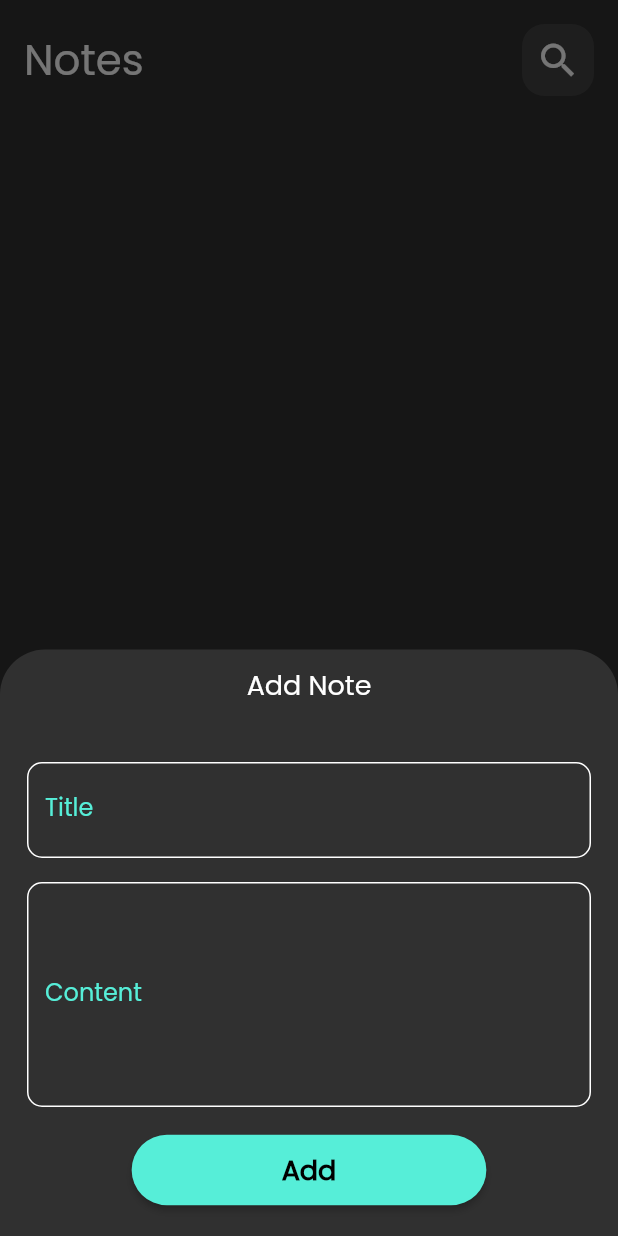
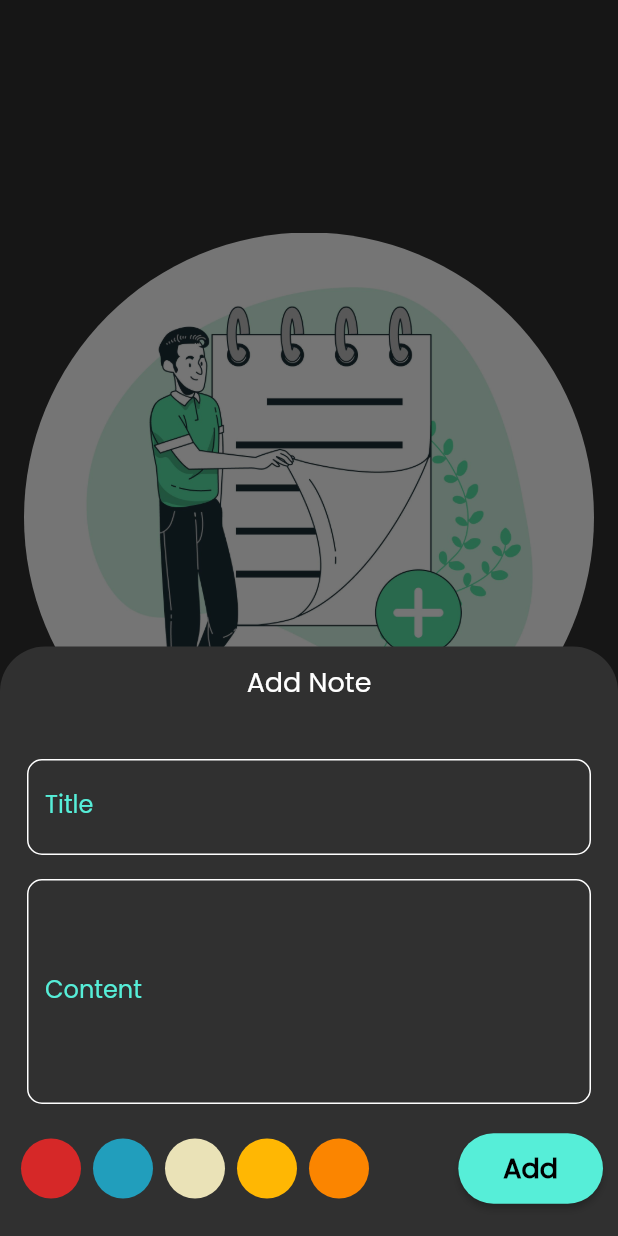
Before and after one commit to MuhammadAlaa7/notes_app, a Flutter app: the screen it shows after launch, after a tap on the "add" icon, on a phone screen of 412 x 824 dp. Run offline on Flutter 3.47's test engine with Material 2 defaults, Android fonts, the phone set to English and light mode, and no system bars; our stand-ins replace flutter_bloc, font_awesome_flutter, hive, hive_flutter; accounts and stored records are empty.

Commit message:
Your commit message

```diff
--- a/lib/cubits/add_note_cubit/add_note_cubit.dart
+++ b/lib/cubits/add_note_cubit/add_note_cubit.dart
@@ -7,11 +7,11 @@ import 'add_note_states.dart';
 class AddNoteCubit extends Cubit<AddNoteStates> {
   AddNoteCubit() : super(AddNoteInitialState());
 
-  addNote(Note note) async {
+  addNote(NoteModel note) async {
     emit(AddNoteLoadingState());
-    await  Future.delayed(const Duration(seconds: 1));   // you MUST AWAIT  for it
+
     try {
-      var notesBox = Hive.box<Note>('notes');
+      var notesBox = Hive.box<NoteModel>('notes');
       await notesBox.add(note);
       emit(AddNoteSuccessState()); //
     } catch (error) {
--- a/lib/cubits/notes_cubit/notes_cubit.dart
+++ b/lib/cubits/notes_cubit/notes_cubit.dart
@@ -1,25 +1,25 @@
-import 'dart:developer';
-
 import 'package:flutter_bloc/flutter_bloc.dart';
 import 'package:hive_flutter/adapters.dart';
-
 import '../../model/note.dart';
 import 'notes_states.dart';
 
 class GetNotesCubit extends Cubit<GetNotesStates> {
+  //
+
   GetNotesCubit() : super(GetNotesInitialState());
 
-List<Note>? notes ;
+  List<NoteModel>? notes;
 
   void getAllNotes() {
-    var notesBox = Hive.box<Note>('notes');
+    //
 
-     notes = notesBox.values.toList();
+    var notesBox = Hive.box<NoteModel>('notes');
 
-     emit(GetNoteSuccessfully());
-  //   log('the note has been added');
-     print('the note has been added============================================================****');
+    notes = notesBox.values.toList();
 
+    emit(GetNoteSuccessfully());
+
+    //
   }
 }
 
--- a/lib/cubits/notes_cubit/notes_states.dart
+++ b/lib/cubits/notes_cubit/notes_states.dart
@@ -6,7 +6,7 @@ class GetNotesInitialState extends GetNotesStates {}
 class GetNoteSuccessfully extends GetNotesStates {}
 class GetNotesSuccessState extends GetNotesStates {
 
-final  List<Note> notes ;
+final  List<NoteModel> notes ;
 
   GetNotesSuccessState({required this.notes});
 
--- a/lib/main.dart
+++ b/lib/main.dart
@@ -14,7 +14,7 @@ void main() async {
   // here I register the type of object i will store by its adapter
   Bloc.observer = MyBlocObserver();
   Hive.registerAdapter(NoteAdapter());
-  await Hive.openBox<Note>('notes'); // here we open a box into database hive
+  await Hive.openBox<NoteModel>('notes'); // here we open a box into database hive
   runApp(const NotesApp());
 }
 
--- a/lib/model/note.dart
+++ b/lib/model/note.dart
@@ -4,17 +4,17 @@ import 'package:hive/hive.dart';
  part 'note.g.dart';
 
 @HiveType(typeId: 0)
-class Note extends HiveObject {
+class NoteModel extends HiveObject {
   @HiveField(0)
    String? title;
   @HiveField(1)
    String? subTitle;
   @HiveField(2)
-  final int color;
+   int? color;
   @HiveField(3)
   final String date;
 
-  Note({
+  NoteModel({
     required this.title,
     required this.subTitle,
     required this.color,
--- a/lib/view/edit_note_view.dart
+++ b/lib/view/edit_note_view.dart
@@ -2,6 +2,7 @@ import 'package:flutter/material.dart';
 import 'package:flutter_bloc/flutter_bloc.dart';
 import 'package:notes_app/cubits/notes_cubit/notes_cubit.dart';
 import 'package:notes_app/model/note.dart';
+import 'package:notes_app/widgets/colors_palette.dart';
 import 'package:notes_app/widgets/custom_app_bar.dart';
 import 'package:notes_app/widgets/input_field.dart';
 
@@ -11,7 +12,7 @@ class EditNoteView extends StatefulWidget {
     required this.note,
   });
 
-  final Note note;
+  final NoteModel note;
 
   @override
   State<EditNoteView> createState() => _EditNoteViewState();
@@ -21,6 +22,18 @@ class _EditNoteViewState extends State<EditNoteView> {
   // this is for temporary storing until it is finally stored in the note itself
   String? title;
   String? subTitle;
+  int? selectedColor;
+
+  dynamic receiveSelectedColor({Color? color}) {
+    // this function neeeds to be triggered when the color item tapped
+
+    setState(() {
+      // here i need the int value from the color not the color itself
+      selectedColor = color!.value;
+    });
+
+    return selectedColor;
+  }
 
   @override
   Widget build(BuildContext context) {
@@ -36,6 +49,7 @@ class _EditNoteViewState extends State<EditNoteView> {
                   // BEFORE YOU SAVE ==>  store the title you got into the title in the note and subtitle as well
                   widget.note.title = title ?? widget.note.title;
                   widget.note.subTitle = subTitle ?? widget.note.subTitle;
+                  widget.note.color = selectedColor ?? widget.note.color;
                   // if it's null , put the last value it got
 
                   widget.note.save();
@@ -63,6 +77,7 @@ class _EditNoteViewState extends State<EditNoteView> {
                   subTitle = value;
                 },
               ),
+              ColorsListView(receivedSelectedColor: receiveSelectedColor),
             ],
           ),
         ),
--- a/lib/view/home_view.dart
+++ b/lib/view/home_view.dart
@@ -1,4 +1,8 @@
 import 'package:flutter/material.dart';
+import 'package:flutter_bloc/flutter_bloc.dart';
+import 'package:notes_app/cubits/notes_cubit/notes_cubit.dart';
+import 'package:notes_app/cubits/notes_cubit/notes_states.dart';
+import 'package:notes_app/widgets/no_notes.dart';
 import '../widgets/bottom_sheet.dart';
 import '../widgets/custom_app_bar.dart';
 import '../widgets/notes_list_view.dart';
@@ -9,14 +13,20 @@ class HomeView extends StatelessWidget {
   @override
   Widget build(BuildContext context) {
     return SafeArea(
-      child: Scaffold(
-        body:  Padding(
+      child: BlocBuilder<GetNotesCubit, GetNotesStates>(
+        // the screen must be wraped with the bloc builder to listen to the updates and rebuild it
+
+        builder: (context, state) {
+          return Scaffold(
+            body: Padding(
               padding: const EdgeInsets.all(16.0),
-          child: Column(
+              child: BlocProvider.of<GetNotesCubit>(context).notes!.isEmpty
+                  ? const NoNotes()
+                  : Column(
                       children: [
                         CustomAppBar(
                           iconData: Icons.search,
-                onPressed: (){} ,
+                          onPressed: () {},
                         ),
                         const Expanded(
                           child: NoteItemsListView(),
@@ -44,6 +54,8 @@ class HomeView extends StatelessWidget {
                 Icons.add,
               ),
             ),
+          );
+        },
       ),
     );
   }
--- a/lib/widgets/add_note_button.dart
+++ b/lib/widgets/add_note_button.dart
@@ -14,15 +14,19 @@ class AddNoteButton extends StatelessWidget {
     return ElevatedButton(
       onPressed: onPressed,
       style: ElevatedButton.styleFrom(
-        padding: const EdgeInsets.symmetric(horizontal: 100, vertical: 10),
+        padding: const EdgeInsets.symmetric(horizontal: 30, vertical: 10),
         backgroundColor: kPrimaryColor,
         shape: RoundedRectangleBorder(
           borderRadius: BorderRadius.circular(30),
         ),
       ),
-      child: isLoading ?  const CircularProgressIndicator(
-        color: Colors.black,
+      child: isLoading ? const SizedBox(
+        height: 10,
+        width: 10,
+        child:  CircularProgressIndicator(
+          color: Colors.black,
 
+        ),
       ) : const  Text(
         'Add',
         style: TextStyle(
--- a/lib/widgets/bottom_sheet.dart
+++ b/lib/widgets/bottom_sheet.dart
@@ -1,6 +1,5 @@
 import 'package:flutter/material.dart';
 import 'package:flutter_bloc/flutter_bloc.dart';
-import 'package:modal_progress_hud_nsn/modal_progress_hud_nsn.dart';
 import 'package:notes_app/cubits/add_note_cubit/add_note_cubit.dart';
 import 'package:notes_app/cubits/add_note_cubit/add_note_states.dart';
 import 'package:notes_app/cubits/notes_cubit/notes_cubit.dart';
--- a/lib/widgets/bottom_sheet_content.dart
+++ b/lib/widgets/bottom_sheet_content.dart
@@ -1,12 +1,10 @@
-import 'dart:io';
-
 import 'package:flutter/material.dart';
 import 'package:flutter_bloc/flutter_bloc.dart';
 import 'package:intl/intl.dart';
 import 'package:notes_app/cubits/add_note_cubit/add_note_cubit.dart';
 import 'package:notes_app/cubits/add_note_cubit/add_note_states.dart';
-import 'package:notes_app/cubits/notes_cubit/notes_cubit.dart';
 import 'package:notes_app/model/note.dart';
+import 'package:notes_app/widgets/colors_palette.dart';
 import 'add_note_button.dart';
 import 'input_field.dart';
 
@@ -21,6 +19,23 @@ class _BottomSheetContentState extends State<BottomSheetContent> {
   String? title;
 
   String? subTitle;
+// This is the default color if no color item was selected
+  Color selectedColorFromColorItem = const  Color(0xfffb8500);
+
+// There must be an even or action to receive the selected color from color item
+//  دا المندوب الللي هيروح يجيب اللون المختار
+
+Color? receiveSelectedColor({Color? color}) {
+  // this function neeeds to be triggered when the color item tapped
+
+   setState(() {
+    selectedColorFromColorItem = color!;
+  });
+
+  return selectedColorFromColorItem;
+}
+
+
 
   final GlobalKey<FormState> formKey = GlobalKey<FormState>();
   AutovalidateMode autovalidateMode = AutovalidateMode.disabled;
@@ -60,31 +75,39 @@ class _BottomSheetContentState extends State<BottomSheetContent> {
               const SizedBox(height: 10),
               BlocBuilder<AddNoteCubit, AddNoteStates>(
                 builder: (context, state) {
-                return AddNoteButton(
-                 isLoading: state is AddNoteLoadingState ? true  : false ,
+                  return Row(
+                    mainAxisAlignment: MainAxisAlignment.spaceBetween,
+                    children: [
+//
+                          // ههنا المندوب بيروح للمكان اللي فيه اللون عشان يجيبه
+                 ColorsListView( receivedSelectedColor:  receiveSelectedColor ),
+//
+                      AddNoteButton(
+                        isLoading: state is AddNoteLoadingState ? true : false,
                         onPressed: () {
                           if (formKey.currentState!.validate()) {
                             formKey.currentState!.save();
 
-                      var note = Note(
+                            var note = NoteModel(
                               title: title!,
                               subTitle: subTitle!,
-                        color: Colors.orange.value,
+                              color: selectedColorFromColorItem.value,
                               date: DateFormat.yMMMMd().format(DateTime.now()),
                             );
 
-                      BlocProvider.of<AddNoteCubit>(context).addNote(note);
-                      FocusScope.of(context).unfocus(); // dismiss the keyboard
-
-
+                            BlocProvider.of<AddNoteCubit>(context)
+                                .addNote(note);
+                            FocusScope.of(context)
+                                .unfocus(); // dismiss the keyboard
                           } else {
                             autovalidateMode = AutovalidateMode.always;
                           setState(() {});
                           }
                         },
+                      ),
+                    ],
                   );
                 },
-
               ),
               const SizedBox(height: 20),
             ],
--- /dev/null
+++ b/lib/widgets/colors_palette.dart
@@ -0,0 +1,98 @@
+import 'package:flutter/material.dart';
+
+/*
+       //              ----  STEPS NEEDED TO SEND THE SELECTED COLOR ----
+              [1] - MAKE THE STEPS REVERSE STEPS  --> FROM END TO START   <--
+
+           * 1. the note in the addNoteButton needs a color to be passed to its color property
+           * 2. declare a color store the color comes and give it to the note color property
+           * 3. there must be an even or an action [ function ] to put the color comes into that color variable
+           * 4. the function needs go to the place where the color i need is there , so i need to pass it to Colors list view class
+           * 5. the function goes there and is triggered when the color item is tapped it takes the selected color
+           *
+           *                                         *********************
+           *                                       اللي محتاج حاجه يروح يجيبها
+           *                                         *********************
+*/
+
+class ColorsListView extends StatefulWidget {
+  const ColorsListView({
+    super.key,
+    required this.receivedSelectedColor,
+  });
+
+  @override
+  State<ColorsListView> createState() => _ColorsListViewState();
+  // here i need a function to take the color from this function , here the link between the two functions occure
+  final dynamic Function({Color? color}) receivedSelectedColor;
+}
+
+class _ColorsListViewState extends State<ColorsListView> {
+  final colorsList = const [
+    Color(0xffd62828),
+    Color(0xff219ebc),
+    Color(0xffeae2b7),
+    Color(0xffffb703),
+    Color(0xfffb8500),
+  ];
+
+  //\/ this is initial ... not selected
+  int currentIndex = -1;
+
+  @override
+  Widget build(BuildContext context) {
+    return SizedBox(
+      height: 50,
+      width: 250,
+      child: ListView.builder(
+        itemCount: colorsList.length,
+        scrollDirection: Axis.horizontal,
+        itemBuilder: (context, index) {
+          final bool isSelected = index == currentIndex;
+          return GestureDetector(
+            onTap: () {
+              setState(() {
+                currentIndex = index;
+              });
+              // call the function and give it the color accroding to the index
+              // THIS IS THE FUNCTION RESPONSIBLE FOR TAKE THE COLOR FROM THE ITEM WHEN TAPPED and
+              // SNED IT TO THE PARENET WIDGET  [ THE BOTTOM SHEET CONTENT]
+
+              widget.receivedSelectedColor(color: colorsList[index]);
+            },
+            child: ColorItem(
+              color: colorsList[index],
+              isSelected: isSelected,
+            ),
+          );
+        },
+      ),
+    );
+  }
+}
+
+class ColorItem extends StatelessWidget {
+  const ColorItem({
+    super.key,
+    required this.color,
+    required this.isSelected,
+  });
+
+  final Color color;
+  final bool isSelected;
+  @override
+  Widget build(BuildContext context) {
+    return Padding(
+      padding: const EdgeInsets.all(4.0),
+      child: CircleAvatar(
+        backgroundColor: color,
+        child: isSelected
+            ? const Icon(
+                Icons.check,
+                color: Colors.white,
+              )
+            : null,
+      ),
+    );
+  }
+}
--- /dev/null
+++ b/lib/widgets/no_notes.dart
@@ -0,0 +1,32 @@
+import 'package:flutter/material.dart';
+
+class NoNotes extends StatelessWidget {
+  const NoNotes({super.key});
+
+  @override
+  Widget build(BuildContext context) {
+    return Column(
+      mainAxisAlignment: MainAxisAlignment.center,
+      children: [
+        ClipRRect(
+          borderRadius: BorderRadius.circular(200),
+          child: Image.asset(
+            'assets/images/4312784.jpg',
+            fit: BoxFit.cover,
+          ),
+        ),
+        const SizedBox(
+          height: 50,
+        ),
+        const Text(
+          'There is no notes yet  Add some ',
+          textAlign: TextAlign.center,
+          style: TextStyle(
+            fontSize: 28,
+            fontWeight: FontWeight.bold,
+          ),
+        ),
+      ],
+    );
+  }
+}
--- a/lib/widgets/note_item.dart
+++ b/lib/widgets/note_item.dart
@@ -12,7 +12,7 @@ class NoteItem extends StatelessWidget {
     required this.note,
   });
 
-  final Note note;
+  final NoteModel note;
 
   @override
   Widget build(BuildContext context) {
@@ -28,7 +28,7 @@ class NoteItem extends StatelessWidget {
         margin: const EdgeInsets.symmetric(vertical: 5),
         padding: const EdgeInsets.only(top: 24, bottom: 24, left: 16),
         decoration: BoxDecoration(
-          color: Color(note.color), // const Color(0xffFFCD7C),
+          color: Color(note.color!), // const Color(0xffFFCD7C),
           borderRadius: BorderRadius.circular(20),
         ),
         child: Column(
--- a/lib/widgets/notes_list_view.dart
+++ b/lib/widgets/notes_list_view.dart
@@ -20,7 +20,7 @@ class NoteItemsListView extends StatelessWidget {
   Widget build(BuildContext context) {
     return BlocBuilder<GetNotesCubit, GetNotesStates>(
       builder: (context, state) {
-      List<Note> notes = BlocProvider.of<GetNotesCubit>(context).notes ?? [] ;   // receiving the list
+      List<NoteModel> notes = BlocProvider.of<GetNotesCubit>(context).notes ?? [] ;   // receiving the list
         return Padding(
           padding: const EdgeInsets.symmetric(vertical: 16),
           child: ListView.builder(
--- a/pubspec.yaml
+++ b/pubspec.yaml
@@ -68,9 +68,8 @@ flutter:
   uses-material-design: true
 
   # To add assets to your application, add an assets section, like this:
-  # assets:
-  #   - images/a_dot_burr.jpeg
-  #   - images/a_dot_ham.jpeg
+  assets:
+    - assets/images/
 
   # An image asset can refer to one or more resolution-specific "variants", see
   # https://flutter.dev/assets-and-images/#resolution-aware
```
Also changed, not shown: assets/images/4312784.jpg (added), lib/model/note.g.dart. Lines whose indentation alone changed are shown as unchanged.
